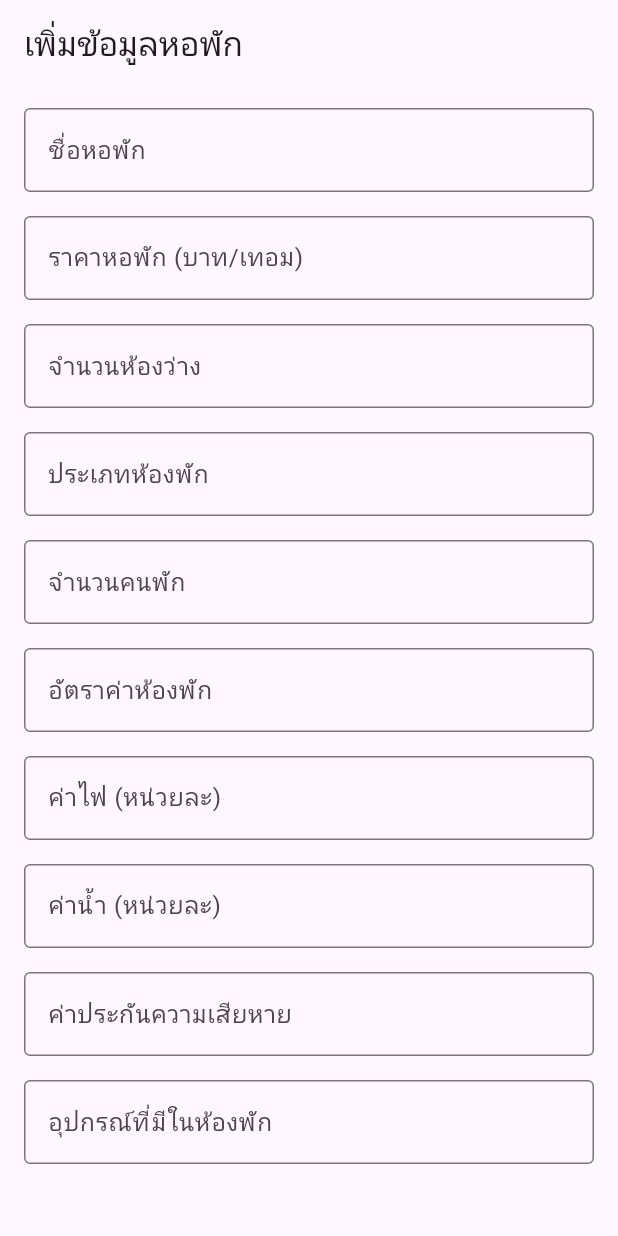
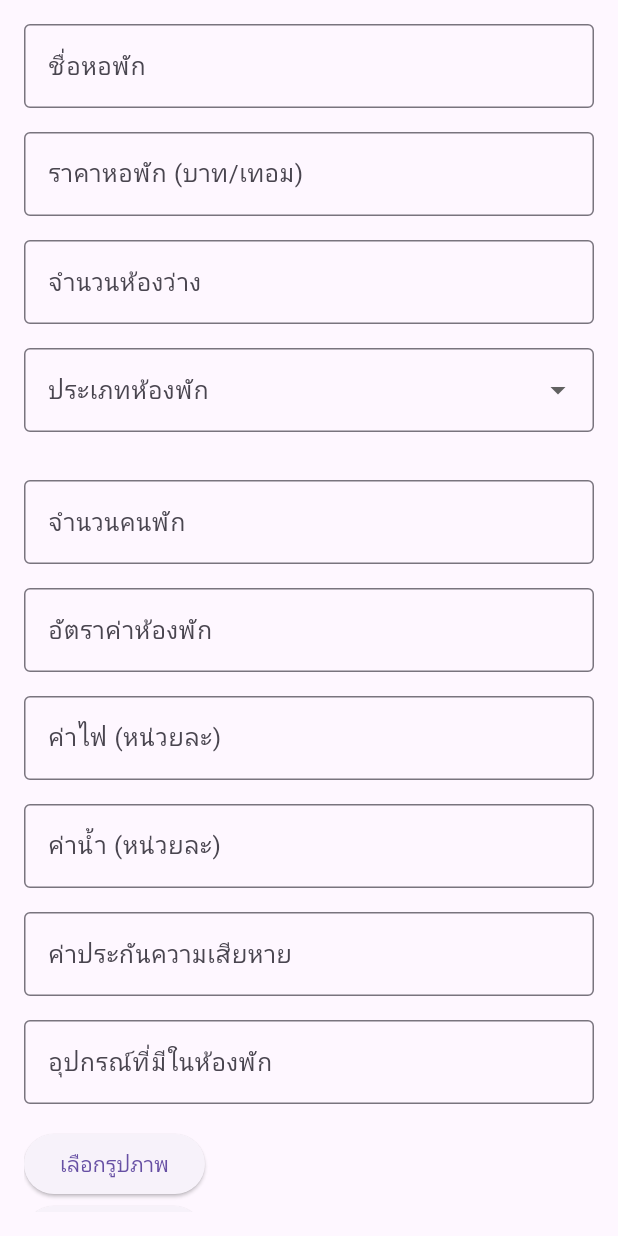
Before and after one commit to caster25/Dormitory-Booking-Application-Affiliated-with-University, a Flutter app: the DormitoryFormScreen screen opened directly, on a phone screen of 412 x 824 dp. Run offline on Flutter 3.47's test engine with Material 3 defaults, Android fonts, the phone set to English and light mode, and no system bars; our stand-ins replace carousel_slider, cloud_firestore, curved_navigation_bar, firebase_auth, firebase_core, firebase_messaging and 7 more; accounts and stored records are empty.

Commit message:
edithome_owner,editadd_drom,editdormitory_list,editsubmitlssue

```diff
--- a/lib/screen/owner/widget/add_dorm.dart
+++ b/lib/screen/owner/widget/add_dorm.dart
@@ -1,4 +1,4 @@
-// ignore_for_file: use_build_context_synchronously
+// ignore_for_file: use_build_context_synchronously, unnecessary_null_comparison, unused_field
 
 import 'dart:io';
 import 'package:cloud_firestore/cloud_firestore.dart';
@@ -24,7 +24,6 @@ class _DormitoryFormScreenState extends State<DormitoryFormScreen> {
   final TextEditingController _dormPriceController = TextEditingController();
   final TextEditingController _availableRoomsController =
       TextEditingController();
-  final TextEditingController _roomTypeController = TextEditingController();
   final TextEditingController _occupantsController = TextEditingController();
   final TextEditingController _monthlyRentController = TextEditingController();
   final TextEditingController _electricityRateController =
@@ -39,9 +38,10 @@ class _DormitoryFormScreenState extends State<DormitoryFormScreen> {
   bool _isUploading = false;
   late String _uploadedImageUrls;
 
+  String? _selectedRoomType;
+
   Future<void> _pickImages() async {
     final pickedFiles = await _picker.pickMultiImage();
-    // ignore: unnecessary_null_comparison
     if (pickedFiles != null) {
       setState(() {
         _dormImages
@@ -57,7 +57,7 @@ class _DormitoryFormScreenState extends State<DormitoryFormScreen> {
       _isUploading = true;
     });
 
-    String uploadedImageUrls = ''; // Start with an empty string
+    String uploadedImageUrls = '';
 
     try {
       for (var i = 0; i < _dormImages.length; i++) {
@@ -71,14 +71,13 @@ class _DormitoryFormScreenState extends State<DormitoryFormScreen> {
 
         String downloadUrl = await taskSnapshot.ref.getDownloadURL();
 
-        // Concatenate the URL to the string with a comma if it's not the first URL
         if (uploadedImageUrls.isNotEmpty) {
           uploadedImageUrls += ',';
         }
         uploadedImageUrls += downloadUrl;
       }
 
-      _uploadedImageUrls = uploadedImageUrls; // Set the final string of URLs
+      _uploadedImageUrls = uploadedImageUrls;
     } catch (e) {
       print('Error uploading image: $e');
     } finally {
@@ -100,20 +99,16 @@ class _DormitoryFormScreenState extends State<DormitoryFormScreen> {
       await _uploadImagesToFirebase();
 
       if (_uploadedImageUrls.isNotEmpty) {
-        // Get the current user
         final User? currentUser = FirebaseAuth.instance.currentUser;
 
-        // Make sure user is logged in
         if (currentUser != null) {
-          // Get the user's ID
           String userId = currentUser.uid;
 
-          // Add dormitory data along with user ID
           await FirebaseFirestore.instance.collection('dormitories').add({
             'name': _dormNameController.text,
             'price': double.parse(_dormPriceController.text),
             'availableRooms': int.parse(_availableRoomsController.text),
-            'roomType': _roomTypeController.text,
+            'roomType': _selectedRoomType, // Change here
             'occupants': int.parse(_occupantsController.text),
             'monthlyRent': double.parse(_monthlyRentController.text),
             'electricityRate': double.parse(_electricityRateController.text),
@@ -122,7 +117,7 @@ class _DormitoryFormScreenState extends State<DormitoryFormScreen> {
             'equipment': _equipmentController.text,
             'imageUrl': _uploadedImageUrls,
             'rating': 0,
-            'submittedBy': userId, // Store user ID
+            'submittedBy': userId,
           });
 
           ScaffoldMessenger.of(context).showSnackBar(
@@ -132,7 +127,7 @@ class _DormitoryFormScreenState extends State<DormitoryFormScreen> {
           _formKey.currentState!.reset();
           setState(() {
             _dormImages = [];
-            _uploadedImageUrls;
+            _uploadedImageUrls = '';
           });
         } else {
           ScaffoldMessenger.of(context).showSnackBar(
@@ -146,10 +141,6 @@ class _DormitoryFormScreenState extends State<DormitoryFormScreen> {
   @override
   Widget build(BuildContext context) {
     return Scaffold(
-      appBar: AppBar(
-        title: const Text('เพิ่มข้อมูลหอพัก'),
-        automaticallyImplyLeading: false,
-      ),
       body: Padding(
         padding: const EdgeInsets.all(16.0),
         child: Form(
@@ -160,37 +151,46 @@ class _DormitoryFormScreenState extends State<DormitoryFormScreen> {
               children: [
                 _buildTextField(
                     'ชื่อหอพัก', _dormNameController, 'กรุณากรอกชื่อหอพัก'),
+
                 _buildTextField('ราคาหอพัก (บาท/เทอม)', _dormPriceController,
                     'กรุณากรอกราคาหอพัก',
                     isNumber: true),
+
                 _buildTextField('จำนวนห้องว่าง', _availableRoomsController,
                     'กรุณากรอกจำนวนห้องว่าง',
                     isNumber: true),
-                _buildTextField('ประเภทห้องพัก', _roomTypeController,
-                    'กรุณากรอกประเภทห้องพัก'),
+
+                // Dropdown for room type
+                _buildRoomTypeDropdown(),
+                const SizedBox(height: 32), // เพิ่มระยะห่างเฉพาะที่นี่
+
                 _buildTextField(
                     'จำนวนคนพัก', _occupantsController, 'กรุณากรอกจำนวนคนพัก',
                     isNumber: true),
+
                 _buildTextField('อัตราค่าห้องพัก', _monthlyRentController,
                     'กรุณากรอกอัตราค่าห้องพัก',
                     isNumber: true),
+
                 _buildTextField('ค่าไฟ (หน่วยละ)', _electricityRateController,
                     'กรุณากรอกค่าไฟ',
                     isNumber: true),
+
                 _buildTextField(
                     'ค่าน้ำ (หน่วยละ)', _waterRateController, 'กรุณากรอกค่าน้ำ',
                     isNumber: true),
+
                 _buildTextField('ค่าประกันความเสียหาย',
                     _securityDepositController, 'กรุณากรอกค่าประกันความเสียหาย',
                     isNumber: true),
+
                 _buildTextField('อุปกรณ์ที่มีในห้องพัก', _equipmentController,
                     'กรุณากรอกอุปกรณ์ที่มีในห้องพัก'),
 
-                // Add image picker and submit button
-                const SizedBox(height: 16),
                 _buildImagePicker(),
+
                 if (_isUploading) const CircularProgressIndicator(),
-                const SizedBox(height: 16),
+
                 _buildSubmitButton(),
               ],
             ),
@@ -224,6 +224,37 @@ class _DormitoryFormScreenState extends State<DormitoryFormScreen> {
         ),
         const SizedBox(height: 16),
       ],
+    );
+  }
+
+  Widget _buildRoomTypeDropdown() {
+    return DropdownButtonFormField<String>(
+      value: _selectedRoomType,
+      decoration: const InputDecoration(
+        labelText: 'ประเภทห้องพัก',
+        border: OutlineInputBorder(),
+      ),
+      items: const [
+        DropdownMenuItem(
+          value: 'ห้องพัดลม',
+          child: Text('ห้องพัดลม'),
+        ),
+        DropdownMenuItem(
+          value: 'ห้องแอร์',
+          child: Text('ห้องแอร์'),
+        ),
+      ],
+      onChanged: (value) {
+        setState(() {
+          _selectedRoomType = value!;
+        });
+      },
+      validator: (value) {
+        if (value == null || value.isEmpty) {
+          return 'กรุณาเลือกประเภทห้องพัก';
+        }
+        return null;
+      },
     );
   }
 
```
Also changed, not shown: lib/screen/owner/screen/home_owner.dart (+6 -4 lines), lib/screen/owner/widget/dormitory_list_screen.dart (+8 -9 lines), lib/screen/setting/submitIssue.dart (+77 -21 lines).
